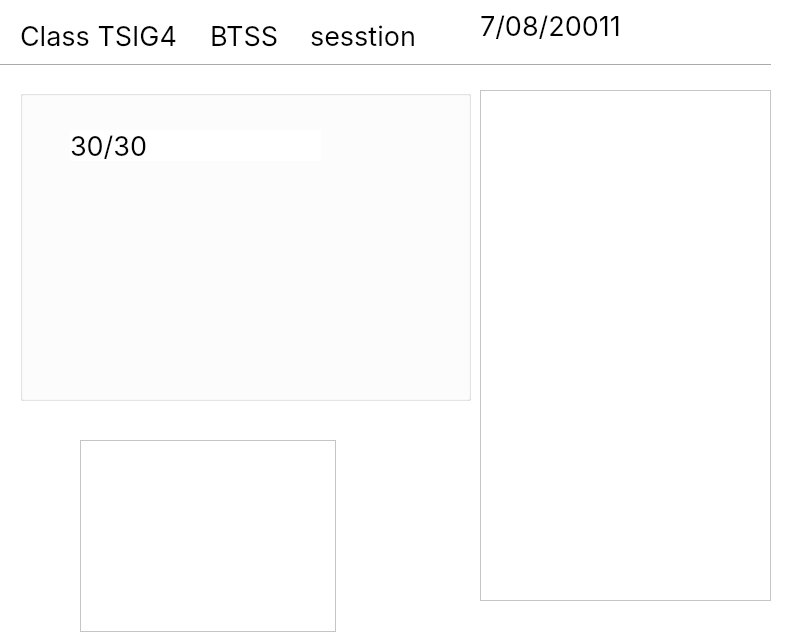
First picture: the form in School_System/ui/ViewClassDialog.ui, repository KasperJack/School-Management-System, before the edit.
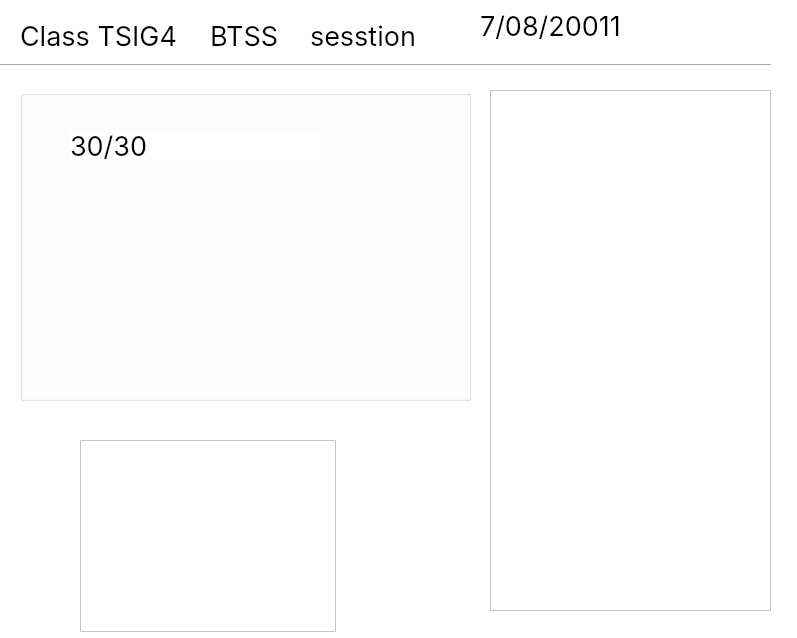
Second picture: the form after the edit.

```diff
--- a/School_System/ui/ViewClassDialog.ui
+++ b/School_System/ui/ViewClassDialog.ui
@@ -49,16 +49,6 @@
     <string>Class TSIG4</string>
    </property>
   </widget>
-  <widget class="QTableWidget" name="tableWidget">
-   <property name="geometry">
-    <rect>
-     <x>480</x>
-     <y>90</y>
-     <width>291</width>
-     <height>511</height>
-    </rect>
-   </property>
-  </widget>
   <widget class="QGroupBox" name="groupBox">
    <property name="geometry">
     <rect>
@@ -158,6 +148,29 @@
     </rect>
    </property>
   </widget>
+  <widget class="QScrollArea" name="scrollArea_students">
+   <property name="geometry">
+    <rect>
+     <x>490</x>
+     <y>90</y>
+     <width>281</width>
+     <height>521</height>
+    </rect>
+   </property>
+   <property name="widgetResizable">
+    <bool>true</bool>
+   </property>
+   <widget class="QWidget" name="scrollAreaWidgetContents">
+    <property name="geometry">
+     <rect>
+      <x>0</x>
+      <y>0</y>
+      <width>279</width>
+      <height>519</height>
+     </rect>
+    </property>
+   </widget>
+  </widget>
  </widget>
  <resources/>
  <connections/>
```
